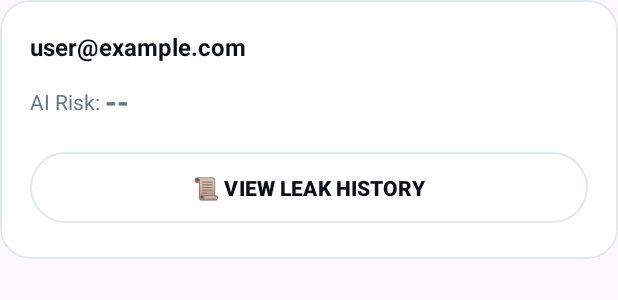
After one commit to talhashakeel2590/Smart-Gas-Safety-System, an Android app: the layout item_user_card.xml on its own in the app's theme, with its tools: preview values and no code run, on a phone screen of 412 x 824 dp. The commit adds this screen. Shown: the top 300 px of the screen. Run offline under Robolectric (Android 15) with nearby library versions, the phone set to English and light mode, and no system bars.

Commit message:
Added Admin and multi user options
-Removed buzzer turning on when shutoff being pressed inside the app
-Added admin dashboard to view each user's risk score and leak alert
-Added basic notification alert which requires the app to stay alive

```diff
--- a/Android-App/app/src/main/AndroidManifest.xml
+++ b/Android-App/app/src/main/AndroidManifest.xml
@@ -4,6 +4,7 @@
     <!-- REQUIRED PERMISSIONS -->
     <uses-permission android:name="android.permission.INTERNET" />
     <uses-permission android:name="android.permission.ACCESS_NETWORK_STATE" />
+    <uses-permission android:name="android.permission.POST_NOTIFICATIONS" />
 
     <application
         android:usesCleartextTraffic="true"
@@ -17,6 +18,7 @@
         android:theme="@style/Theme.SmartGasSafety"
         tools:targetApi="31">
 
+        <activity android:name=".AdminActivity" android:exported="false" />
         <!-- The Login Activity (Launches first) -->
         <activity
             android:name=".LoginActivity"
--- /dev/null
+++ b/Android-App/app/src/main/res/layout/item_user_card.xml
@@ -0,0 +1,84 @@
+<com.google.android.material.card.MaterialCardView xmlns:android="http://schemas.android.com/apk/res/android"
+    xmlns:app="http://schemas.android.com/apk/res-auto"
+    android:layout_width="match_parent"
+    android:layout_height="wrap_content"
+    android:layout_marginBottom="16dp"
+    app:cardBackgroundColor="@color/card_bg"
+    app:cardCornerRadius="20dp"
+    app:strokeColor="@color/border_color"
+    app:strokeWidth="1dp">
+
+    <LinearLayout
+        android:layout_width="match_parent"
+        android:layout_height="wrap_content"
+        android:orientation="vertical"
+        android:padding="20dp">
+
+        <!-- Email + leak badge -->
+        <LinearLayout
+            android:layout_width="match_parent"
+            android:layout_height="wrap_content"
+            android:gravity="center_vertical"
+            android:orientation="horizontal">
+
+            <TextView
+                android:id="@+id/tvUserEmail"
+                android:layout_width="0dp"
+                android:layout_height="wrap_content"
+                android:layout_weight="1"
+                android:text="user@example.com"
+                android:textColor="@color/text_main"
+                android:textSize="16sp"
+                android:textStyle="bold" />
+
+            <TextView
+                android:id="@+id/tvUserLeak"
+                android:layout_width="wrap_content"
+                android:layout_height="wrap_content"
+                android:text="⚠️ LEAK"
+                android:textColor="@color/accent_red"
+                android:textSize="14sp"
+                android:textStyle="bold"
+                android:visibility="gone" />
+        </LinearLayout>
+
+        <!-- AI risk -->
+        <LinearLayout
+            android:layout_width="match_parent"
+            android:layout_height="wrap_content"
+            android:layout_marginTop="12dp"
+            android:gravity="center_vertical"
+            android:orientation="horizontal">
+
+            <TextView
+                android:layout_width="wrap_content"
+                android:layout_height="wrap_content"
+                android:text="AI Risk: "
+                android:textColor="@color/text_muted"
+                android:textSize="14sp" />
+
+            <TextView
+                android:id="@+id/tvUserRisk"
+                android:layout_width="wrap_content"
+                android:layout_height="wrap_content"
+                android:text="--"
+                android:textColor="@color/text_muted"
+                android:textSize="20sp"
+                android:textStyle="bold" />
+        </LinearLayout>
+
+        <Button
+            android:id="@+id/btnUserHistory"
+            android:layout_width="match_parent"
+            android:layout_height="55dp"
+            android:layout_marginTop="16dp"
+            android:backgroundTint="@color/card_bg"
+            android:text="📜 VIEW LEAK HISTORY"
+            android:textColor="@color/text_main"
+            android:textSize="14sp"
+            android:textStyle="bold"
+            app:cornerRadius="100dp"
+            app:strokeColor="@color/border_color"
+            app:strokeWidth="1dp" />
+    </LinearLayout>
+</com.google.android.material.card.MaterialCardView>
```
Also changed, not shown: Android-App/app/src/main/java/com/example/smartgassafety/AdminActivity.java (added, +133 -0 lines), Android-App/app/src/main/java/com/example/smartgassafety/HistoryHelper.java (added, +93 -0 lines), Android-App/app/src/main/java/com/example/smartgassafety/LoginActivity.java (+8 -3 lines), Android-App/app/src/main/java/com/example/smartgassafety/MainActivity.java (+80 -142 lines), Android-App/app/src/main/java/com/example/smartgassafety/NotificationHelper.java (added, +79 -0 lines), Android-App/app/src/main/java/com/example/smartgassafety/RiskUtils.java (added, +13 -0 lines), Android-App/app/src/main/res/layout/activity_admin.xml (added, +52 -0 lines), 2 other files.
